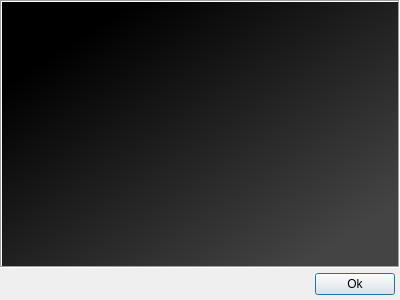
Qt form widgets/splashscreen.ui (fmuecke/Ipponboard) before a commit.
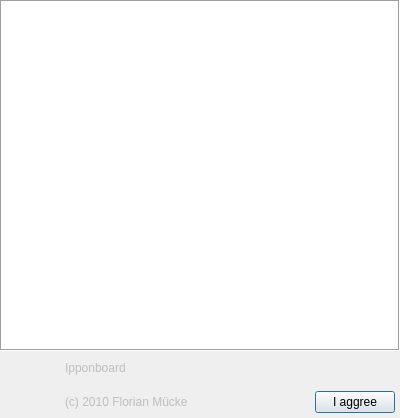
The same form after that commit. Icons and pictures are not drawn.

Commit message: Ipponboard 0.4.0 branch: - binary now uses application logo - added QtCreator build configuration - the versioninfo is now created from the current date and time on EVERY build - moved language files to "i18n" folder - added file version information (Version is now 0.4.2) - now using the German survey web page as default - added a custom splash screen - application now has a trial period and will stop working if trial is over

```diff
--- a/widgets/splashscreen.ui
+++ b/widgets/splashscreen.ui
@@ -10,7 +10,7 @@
     <x>0</x>
     <y>0</y>
     <width>400</width>
-    <height>300</height>
+    <height>418</height>
    </rect>
   </property>
   <property name="windowTitle">
@@ -23,7 +23,7 @@
   <property name="styleSheet">
    <string notr="true"/>
   </property>
-  <layout class="QVBoxLayout" name="verticalLayout">
+  <layout class="QVBoxLayout" name="verticalLayout" stretch="1,0">
    <property name="spacing">
     <number>0</number>
    </property>
@@ -39,15 +39,14 @@
        <weight>50</weight>
        <italic>false</italic>
        <bold>false</bold>
+       <kerning>true</kerning>
       </font>
      </property>
      <property name="autoFillBackground">
-      <bool>false</bool>
+      <bool>true</bool>
      </property>
      <property name="styleSheet">
-      <string notr="true">background-color: qlineargradient(spread:pad, x1:0, y1:0, x2:0.972, y2:1, stop:0.168767 rgba(0, 0, 0, 255), stop:0.887489 rgba(68, 68, 68, 255));
-font: 10pt &quot;MS Shell Dlg 2&quot;;
-color: rgb(255, 255, 0);</string>
+      <string notr="true"/>
      </property>
      <property name="frameShape">
       <enum>QFrame::Box</enum>
@@ -71,54 +70,118 @@
       <bool>true</bool>
      </property>
      <property name="html">
-      <string>&lt;!DOCTYPE HTML PUBLIC &quot;-//W3C//DTD HTML 4.0//EN&quot; &quot;http://www.w3.org/TR/REC-html40/strict.dtd&quot;&gt;
+      <string notr="true">&lt;!DOCTYPE HTML PUBLIC &quot;-//W3C//DTD HTML 4.0//EN&quot; &quot;http://www.w3.org/TR/REC-html40/strict.dtd&quot;&gt;
 &lt;html&gt;&lt;head&gt;&lt;meta name=&quot;qrichtext&quot; content=&quot;1&quot; /&gt;&lt;style type=&quot;text/css&quot;&gt;
 p, li { white-space: pre-wrap; }
 &lt;/style&gt;&lt;/head&gt;&lt;body style=&quot; font-family:'MS Shell Dlg 2'; font-size:10pt; font-weight:400; font-style:normal;&quot;&gt;
-&lt;p style=&quot;-qt-paragraph-type:empty; margin-top:0px; margin-bottom:0px; margin-left:0px; margin-right:0px; -qt-block-indent:0; text-indent:0px; font-size:8pt;&quot;&gt;&lt;/p&gt;&lt;/body&gt;&lt;/html&gt;</string>
+&lt;p style=&quot;-qt-paragraph-type:empty; margin-top:0px; margin-bottom:0px; margin-left:0px; margin-right:0px; -qt-block-indent:0; text-indent:0px;&quot;&gt;&lt;/p&gt;&lt;/body&gt;&lt;/html&gt;</string>
      </property>
     </widget>
    </item>
    <item>
-    <layout class="QHBoxLayout" name="horizontalLayout" stretch="0,0,0,0">
+    <layout class="QHBoxLayout" name="horizontalLayout_3" stretch="0,1,0">
      <property name="spacing">
       <number>0</number>
      </property>
-     <property name="margin">
+     <property name="leftMargin">
       <number>5</number>
      </property>
+     <property name="topMargin">
+      <number>0</number>
+     </property>
+     <property name="rightMargin">
+      <number>0</number>
+     </property>
+     <property name="bottomMargin">
+      <number>0</number>
+     </property>
      <item>
-      <spacer name="horizontalSpacer_3">
-       <property name="orientation">
-        <enum>Qt::Horizontal</enum>
+      <widget class="QWidget" name="widget" native="true">
+       <property name="minimumSize">
+        <size>
+         <width>60</width>
+         <height>60</height>
+        </size>
        </property>
-       <property name="sizeHint" stdset="0">
+       <property name="styleSheet">
+        <string notr="true">image: url(:/res/images/logo.png);</string>
+       </property>
+      </widget>
+     </item>
+     <item>
+      <layout class="QVBoxLayout" name="verticalLayout_4">
+       <property name="spacing">
+        <number>0</number>
+       </property>
+       <property name="topMargin">
+        <number>0</number>
+       </property>
+       <property name="bottomMargin">
+        <number>0</number>
+       </property>
+       <item>
+        <widget class="QLabel" name="label_info">
+         <property name="enabled">
+          <bool>false</bool>
+         </property>
+         <property name="minimumSize">
         <size>
-         <width>40</width>
-         <height>20</height>
-        </size>
-       </property>
-      </spacer>
+           <width>20</width>
+           <height>0</height>
+          </size>
+         </property>
+         <property name="text">
+          <string>Ipponboard</string>
+         </property>
+         <property name="textFormat">
+          <enum>Qt::PlainText</enum>
+         </property>
+         <property name="alignment">
+          <set>Qt::AlignLeading|Qt::AlignLeft|Qt::AlignVCenter</set>
+         </property>
+         <property name="margin">
+          <number>5</number>
+         </property>
+        </widget>
      </item>
      <item>
-      <widget class="QLabel" name="label_valid">
+        <widget class="QLabel" name="label">
        <property name="enabled">
-        <bool>true</bool>
+          <bool>false</bool>
        </property>
        <property name="text">
-        <string/>
-       </property>
-      </widget>
-     </item>
+          <string>(c) 2010 Florian Mücke</string>
+         </property>
+         <property name="textFormat">
+          <enum>Qt::PlainText</enum>
+         </property>
+         <property name="scaledContents">
+          <bool>false</bool>
+         </property>
+         <property name="margin">
+          <number>5</number>
+         </property>
+        </widget>
+       </item>
+      </layout>
+     </item>
      <item>
-      <spacer name="horizontalSpacer">
+      <layout class="QVBoxLayout" name="verticalLayout_5" stretch="0,0">
+       <property name="rightMargin">
+        <number>5</number>
+       </property>
+       <property name="bottomMargin">
+        <number>5</number>
+       </property>
+       <item>
+        <spacer name="verticalSpacer">
        <property name="orientation">
-        <enum>Qt::Horizontal</enum>
+          <enum>Qt::Vertical</enum>
        </property>
        <property name="sizeHint" stdset="0">
         <size>
-         <width>40</width>
-         <height>20</height>
+           <width>20</width>
+           <height>40</height>
         </size>
        </property>
       </spacer>
@@ -129,7 +192,7 @@
         <enum>Qt::ClickFocus</enum>
        </property>
        <property name="text">
-        <string>Ok</string>
+          <string>I aggree</string>
        </property>
        <property name="autoDefault">
         <bool>false</bool>
@@ -145,6 +208,8 @@
     </layout>
    </item>
   </layout>
+   </item>
+  </layout>
  </widget>
  <resources>
   <include location="../base/ipponboard.qrc"/>
```
Left out of the diff: 31 changed lines with no effect on the pictures. Lines whose indentation alone changed are shown as unchanged. The commit also changes 17 other files.
